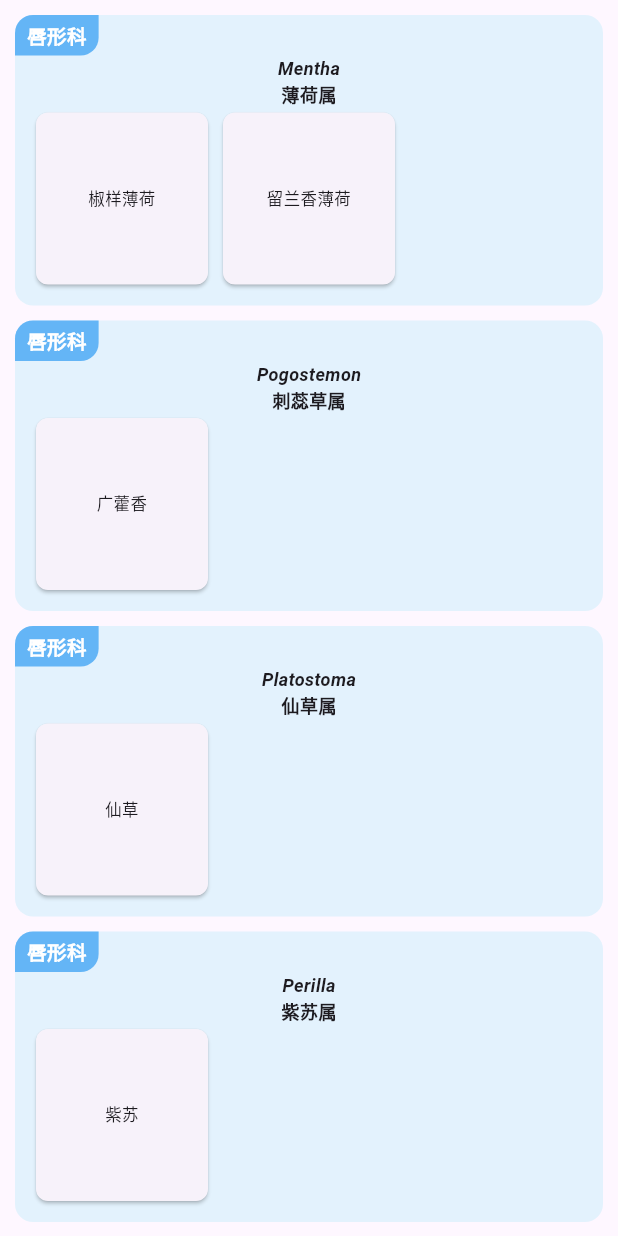
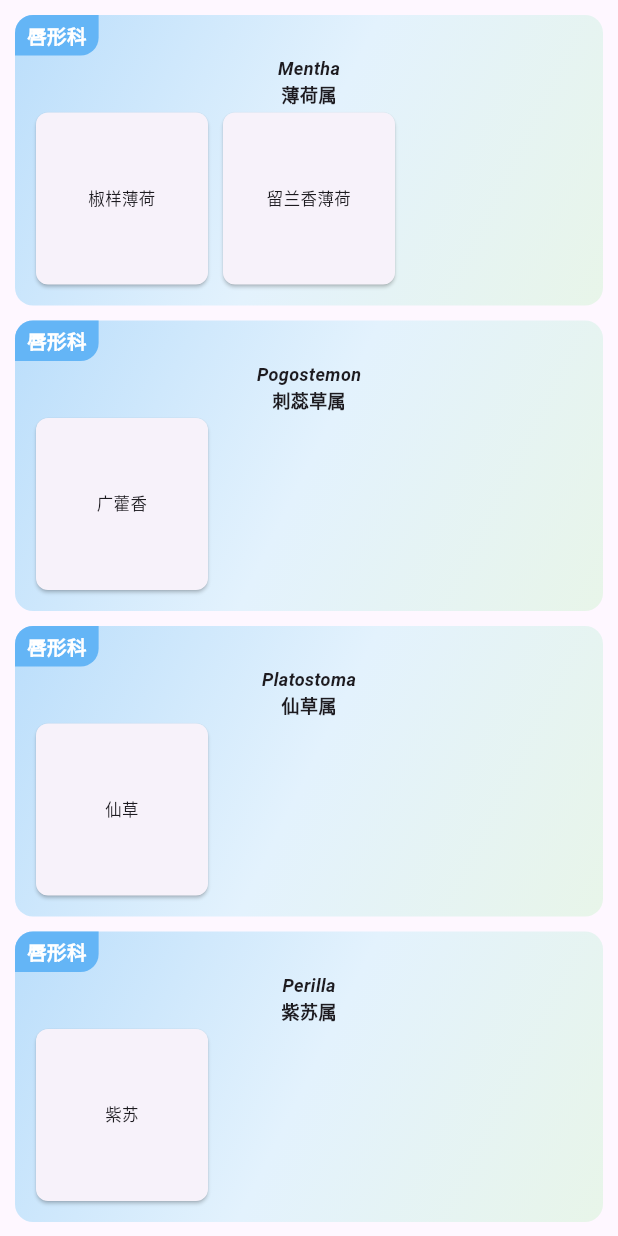
Before and after one commit to 1028867764/affordManual, a Flutter app: the ProductGrid widget shown alone on an empty page, opened directly with sample values from the repository, on a phone screen of 412 x 824 dp. Run offline on Flutter 3.47's test engine with Material 3 defaults, Android fonts, the phone set to English and light mode, and no system bars; our stand-ins replace cached_network_image, flutter_html, flutter_markdown, photo_view, shared_preferences; accounts and stored records are empty.

Commit message:
生物篇渐变色

```diff
--- a/lib/main.dart
+++ b/lib/main.dart
@@ -439,10 +439,22 @@ class ProductGrid extends StatelessWidget {
               bottom: isSingleGroup ? (isLastParentProduct ? 10 : 0) : 10,
             ),
             decoration: BoxDecoration(
-              color:
-                  isPinkTheme
-                      ? Color(0xFFF66B80).withOpacity(0.2)
-                      : Colors.blue[50], // 切换背景色
+              gradient: LinearGradient(
+                colors:
+                    isPinkTheme
+                        ? [
+                          Colors.pink.shade100,
+                          Colors.pink.shade50,
+                          Colors.red.shade50,
+                        ]
+                        : [
+                          Colors.blue.shade100,
+                          Colors.blue.shade50,
+                          Colors.green.shade50,
+                        ], // 切换背景色
+                begin: Alignment.topLeft,
+                end: Alignment.bottomRight,
+              ),
               borderRadius:
                   isSingleGroup
                       ? BorderRadius.circular(12)
```
Also changed, not shown: lib/product_detail_screen.dart (+13 -13 lines).
